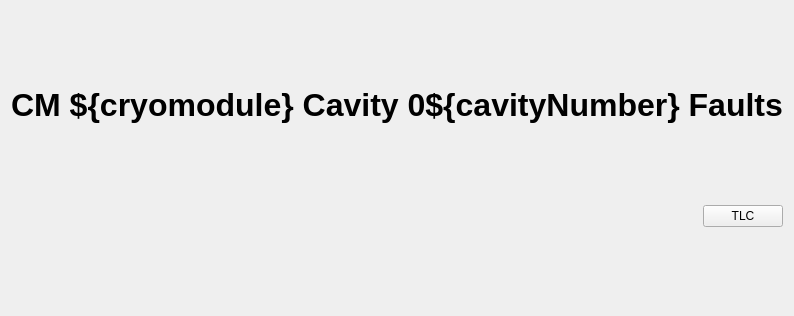
First picture: the form in frontend/cavityfaultdisplay.ui, repository slaclab/cavityDisplay, before the edit.
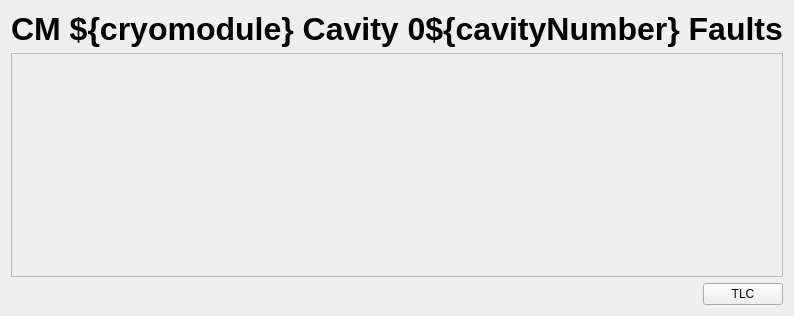
Second picture: the form after the edit. Custom widgets are drawn as their Qt base class.

What changed in the file:
```diff
--- a/frontend/cavityfaultdisplay.ui
+++ b/frontend/cavityfaultdisplay.ui
@@ -41,7 +41,26 @@
     </widget>
    </item>
    <item>
-    <layout class="QVBoxLayout" name="cavityfaultslayout"/>
+    <widget class="QScrollArea" name="scrollArea">
+     <property name="widgetResizable">
+      <bool>true</bool>
+     </property>
+     <widget class="QWidget" name="scrollAreaWidgetContents">
+      <property name="geometry">
+       <rect>
+        <x>0</x>
+        <y>0</y>
+        <width>573</width>
+        <height>221</height>
+       </rect>
+      </property>
+      <layout class="QVBoxLayout" name="verticalLayout_3">
+       <item>
+        <layout class="QVBoxLayout" name="cavityfaultslayout"/>
+       </item>
+      </layout>
+     </widget>
+    </widget>
    </item>
    <item alignment="Qt::AlignRight">
     <widget class="PyDMRelatedDisplayButton" name="PyDMRelatedDisplayButton">
```
